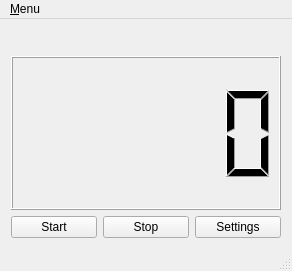
This is tomatime/tomatime.ui in aancw/tomatime as Qt 5 draws it before an edit. The edited form follows.
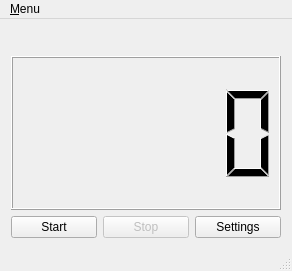
This is the edited form. Icons and pictures are not drawn.

Commit message: Disable enable start & stop button

The edit to the form file:
```diff
--- a/tomatime/tomatime.ui
+++ b/tomatime/tomatime.ui
@@ -57,6 +57,9 @@
       </item>
       <item>
        <widget class="QPushButton" name="stop_button">
+        <property name="enabled">
+         <bool>false</bool>
+        </property>
         <property name="text">
          <string>Stop</string>
         </property>
```
The commit also changes 1 other file.
